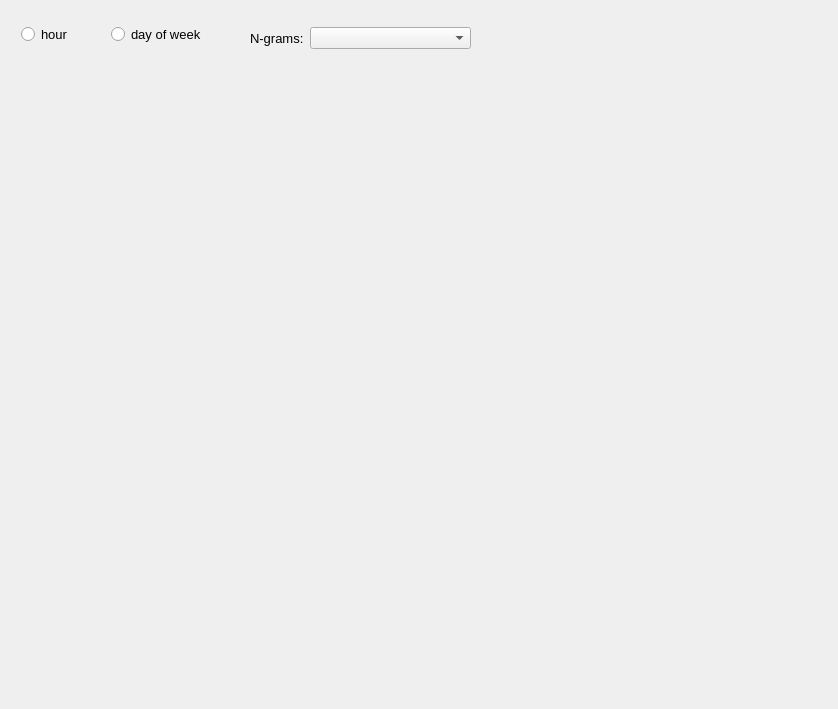
The window that twitter_analysis/core/gui/ui_files/widget_ngrams.ui (atrevisan/EventAnalyser) describes before a commit, drawn with Qt 5.
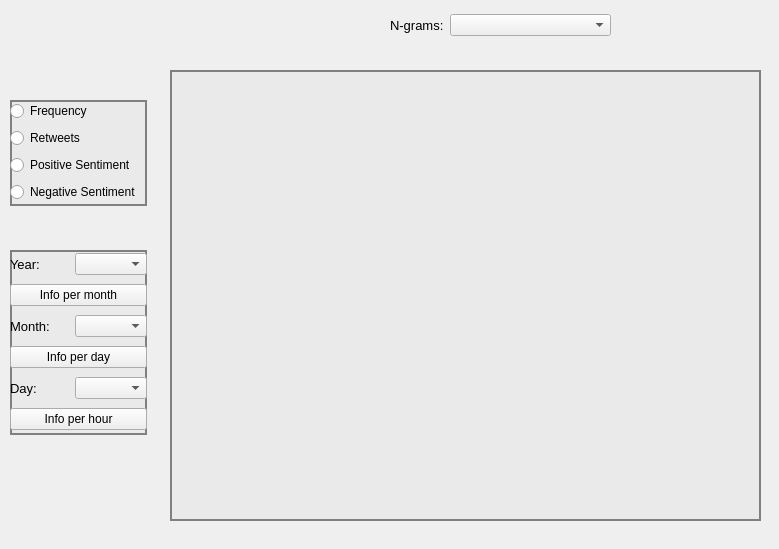
The same window after the commit.

Commit message: - redesign main window and widget dimensions to 800 x 600. - remove buttons from widget_analyse_tweets, now each functionality is accessible via menu items in the main window. - widget ngrams and hashtags will now show information (means, max and count) about frequency, retweets and positive and negative sentiment. Making it possible to filter results for months, days and hours. - created also a widget_load_data to choose the current clusterized dataset for analysis making the design of widget_analyse_tweets cleaner.

Diff of the .ui file:
```diff
--- a/twitter_analysis/core/gui/ui_files/widget_ngrams.ui
+++ b/twitter_analysis/core/gui/ui_files/widget_ngrams.ui
@@ -6,8 +6,8 @@
    <rect>
     <x>0</x>
     <y>0</y>
-    <width>838</width>
-    <height>709</height>
+    <width>779</width>
+    <height>549</height>
    </rect>
   </property>
   <property name="windowTitle">
@@ -16,14 +16,18 @@
   <widget class="QLabel" name="label_graph">
    <property name="geometry">
     <rect>
-     <x>9</x>
-     <y>80</y>
-     <width>800</width>
-     <height>600</height>
+     <x>170</x>
+     <y>70</y>
+     <width>591</width>
+     <height>451</height>
     </rect>
    </property>
    <property name="styleSheet">
-    <string notr="true"/>
+    <string notr="true">QLabel#label_graph { 
+	background-color: rgb(234, 234, 234);
+     border: 2px solid gray; 
+  
+ } </string>
    </property>
    <property name="text">
     <string/>
@@ -32,65 +36,177 @@
   <widget class="QWidget" name="layoutWidget">
    <property name="geometry">
     <rect>
-     <x>21</x>
-     <y>21</y>
-     <width>185</width>
-     <height>27</height>
-    </rect>
-   </property>
-   <layout class="QHBoxLayout" name="hlayout_radio">
-    <item>
-     <widget class="QRadioButton" name="radio_hour">
-      <property name="font">
-       <font>
-        <pointsize>10</pointsize>
-       </font>
-      </property>
-      <property name="text">
-       <string>hour</string>
-      </property>
-     </widget>
-    </item>
-    <item>
-     <widget class="QRadioButton" name="radio_day_week">
-      <property name="font">
-       <font>
-        <pointsize>10</pointsize>
-       </font>
-      </property>
-      <property name="text">
-       <string>day of week</string>
-      </property>
-     </widget>
-    </item>
-   </layout>
-  </widget>
-  <widget class="QWidget" name="layoutWidget">
-   <property name="geometry">
-    <rect>
-     <x>250</x>
+     <x>390</x>
      <y>10</y>
      <width>221</width>
-     <height>57</height>
+     <height>31</height>
     </rect>
    </property>
-   <layout class="QVBoxLayout" name="verticalLayout">
+   <layout class="QHBoxLayout" name="hlayout_ngrams" stretch="1,6">
     <item>
-     <layout class="QHBoxLayout" name="hlayout_ngrams" stretch="1,6">
+     <widget class="QLabel" name="label_2">
+      <property name="font">
+       <font>
+        <pointsize>10</pointsize>
+       </font>
+      </property>
+      <property name="text">
+       <string>N-grams:</string>
+      </property>
+     </widget>
+    </item>
+    <item>
+     <widget class="QComboBox" name="combo_ngrams"/>
+    </item>
+   </layout>
+  </widget>
+  <widget class="QWidget" name="widget" native="true">
+   <property name="geometry">
+    <rect>
+     <x>10</x>
+     <y>100</y>
+     <width>137</width>
+     <height>106</height>
+    </rect>
+   </property>
+   <property name="styleSheet">
+    <string notr="true">QWidget#widget { 
+	background-color: rgb(234, 234, 234);
+     border: 2px solid gray; 
+  
+ } </string>
+   </property>
+   <layout class="QHBoxLayout" name="horizontalLayout_4">
+    <item>
+     <layout class="QVBoxLayout" name="verticalLayout_2">
       <item>
-       <widget class="QLabel" name="label_2">
-        <property name="font">
-         <font>
-          <pointsize>10</pointsize>
-         </font>
+       <widget class="QRadioButton" name="radio_frequency">
+        <property name="text">
+         <string>Frequency</string>
         </property>
+       </widget>
+      </item>
+      <item>
+       <widget class="QRadioButton" name="radio_retweets">
         <property name="text">
-         <string>N-grams:</string>
+         <string>Retweets</string>
         </property>
        </widget>
       </item>
       <item>
-       <widget class="QComboBox" name="combo_ngrams"/>
+       <widget class="QRadioButton" name="radio_positive_sentiment">
+        <property name="text">
+         <string>Positive Sentiment</string>
+        </property>
+       </widget>
+      </item>
+      <item>
+       <widget class="QRadioButton" name="radio_negative_sentiment">
+        <property name="text">
+         <string>Negative Sentiment</string>
+        </property>
+       </widget>
+      </item>
+     </layout>
+    </item>
+   </layout>
+  </widget>
+  <widget class="QWidget" name="widget_2" native="true">
+   <property name="geometry">
+    <rect>
+     <x>10</x>
+     <y>250</y>
+     <width>137</width>
+     <height>185</height>
+    </rect>
+   </property>
+   <property name="styleSheet">
+    <string notr="true">QWidget#widget_2 { 
+	background-color: rgb(234, 234, 234);
+     border: 2px solid gray; 
+  
+ } </string>
+   </property>
+   <layout class="QHBoxLayout" name="horizontalLayout_5">
+    <item>
+     <layout class="QVBoxLayout" name="verticalLayout">
+      <item>
+       <layout class="QHBoxLayout" name="horizontalLayout">
+        <item>
+         <widget class="QLabel" name="label">
+          <property name="font">
+           <font>
+            <pointsize>10</pointsize>
+           </font>
+          </property>
+          <property name="text">
+           <string>Year:</string>
+          </property>
+         </widget>
+        </item>
+        <item>
+         <widget class="QComboBox" name="combo_year"/>
+        </item>
+       </layout>
+      </item>
+      <item>
+       <widget class="QPushButton" name="button_info_per_month">
+        <property name="text">
+         <string>Info per month</string>
+        </property>
+       </widget>
+      </item>
+      <item>
+       <layout class="QHBoxLayout" name="horizontalLayout_2">
+        <item>
+         <widget class="QLabel" name="label_3">
+          <property name="font">
+           <font>
+            <pointsize>10</pointsize>
+           </font>
+          </property>
+          <property name="text">
+           <string>Month:</string>
+          </property>
+         </widget>
+        </item>
+        <item>
+         <widget class="QComboBox" name="combo_month"/>
+        </item>
+       </layout>
+      </item>
+      <item>
+       <widget class="QPushButton" name="button_info_per_day">
+        <property name="text">
+         <string>Info per day</string>
+        </property>
+       </widget>
+      </item>
+      <item>
+       <layout class="QHBoxLayout" name="horizontalLayout_3">
+        <item>
+         <widget class="QLabel" name="label_4">
+          <property name="font">
+           <font>
+            <pointsize>10</pointsize>
+           </font>
+          </property>
+          <property name="text">
+           <string>Day:</string>
+          </property>
+         </widget>
+        </item>
+        <item>
+         <widget class="QComboBox" name="combo_day"/>
+        </item>
+       </layout>
+      </item>
+      <item>
+       <widget class="QPushButton" name="button_info_per_hour">
+        <property name="text">
+         <string>Info per hour</string>
+        </property>
+       </widget>
       </item>
      </layout>
     </item>
```
The commit also changes 11 other files.
